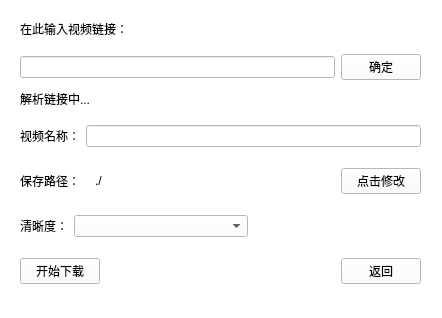
linjiaqin12138/BilibiliDownLoad, file bilibili.ui: the form before one commit.
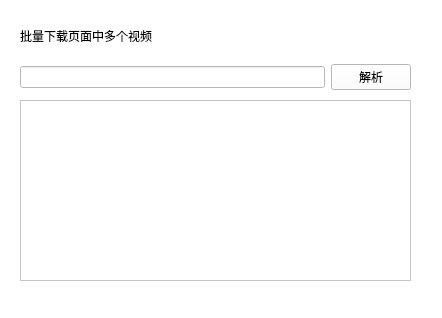
The form after the commit. Icons and pictures are not drawn.

Patch:
```diff
--- a/bilibili.ui
+++ b/bilibili.ui
@@ -51,7 +51,7 @@
      </rect>
     </property>
     <property name="currentIndex">
-     <number>1</number>
+     <number>2</number>
     </property>
     <widget class="QWidget" name="MainPage">
      <widget class="QLabel" name="label">
@@ -159,7 +159,7 @@
        <string>解析链接中...</string>
       </property>
      </widget>
-     <widget class="QWidget" name="">
+     <widget class="QWidget" name="layoutWidget">
       <property name="geometry">
        <rect>
         <x>20</x>
@@ -181,12 +181,12 @@
        </item>
       </layout>
      </widget>
-     <widget class="QWidget" name="">
+     <widget class="QWidget" name="layoutWidget">
       <property name="geometry">
        <rect>
         <x>20</x>
         <y>110</y>
-        <width>401</width>
+        <width>412</width>
         <height>191</height>
        </rect>
       </property>
@@ -326,7 +326,66 @@
       </layout>
      </widget>
     </widget>
-    <widget class="QWidget" name="page"/>
+    <widget class="QWidget" name="DownLoadMorePage">
+     <widget class="QLabel" name="lbmessage">
+      <property name="geometry">
+       <rect>
+        <x>20</x>
+        <y>20</y>
+        <width>201</width>
+        <height>31</height>
+       </rect>
+      </property>
+      <property name="text">
+       <string>批量下载页面中多个视频</string>
+      </property>
+     </widget>
+     <widget class="QScrollArea" name="scrollArea">
+      <property name="geometry">
+       <rect>
+        <x>20</x>
+        <y>100</y>
+        <width>391</width>
+        <height>181</height>
+       </rect>
+      </property>
+      <property name="widgetResizable">
+       <bool>true</bool>
+      </property>
+      <widget class="QWidget" name="scrollAreaWidgetContents">
+       <property name="geometry">
+        <rect>
+         <x>0</x>
+         <y>0</y>
+         <width>389</width>
+         <height>179</height>
+        </rect>
+       </property>
+      </widget>
+     </widget>
+     <widget class="QWidget" name="">
+      <property name="geometry">
+       <rect>
+        <x>20</x>
+        <y>60</y>
+        <width>391</width>
+        <height>35</height>
+       </rect>
+      </property>
+      <layout class="QHBoxLayout" name="horizontalLayout_6">
+       <item>
+        <widget class="QLineEdit" name="lEUrlMore"/>
+       </item>
+       <item>
+        <widget class="QPushButton" name="pushButton">
+         <property name="text">
+          <string>解析</string>
+         </property>
+        </widget>
+       </item>
+      </layout>
+     </widget>
+    </widget>
    </widget>
   </widget>
   <widget class="QMenuBar" name="menubar">
```
